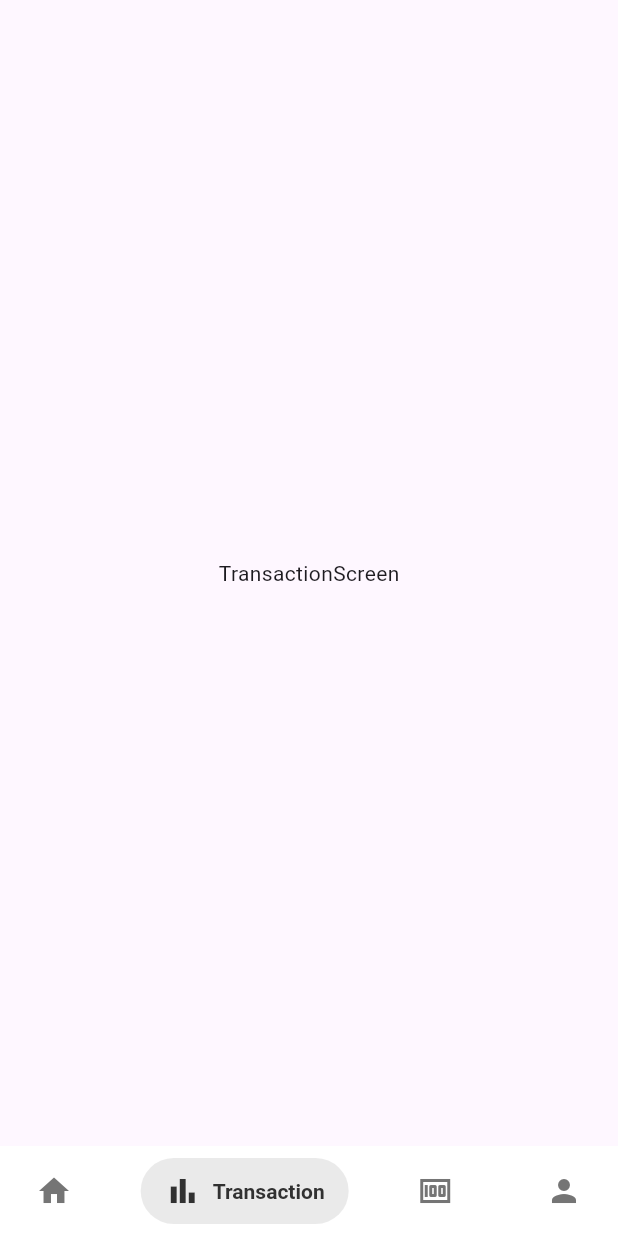
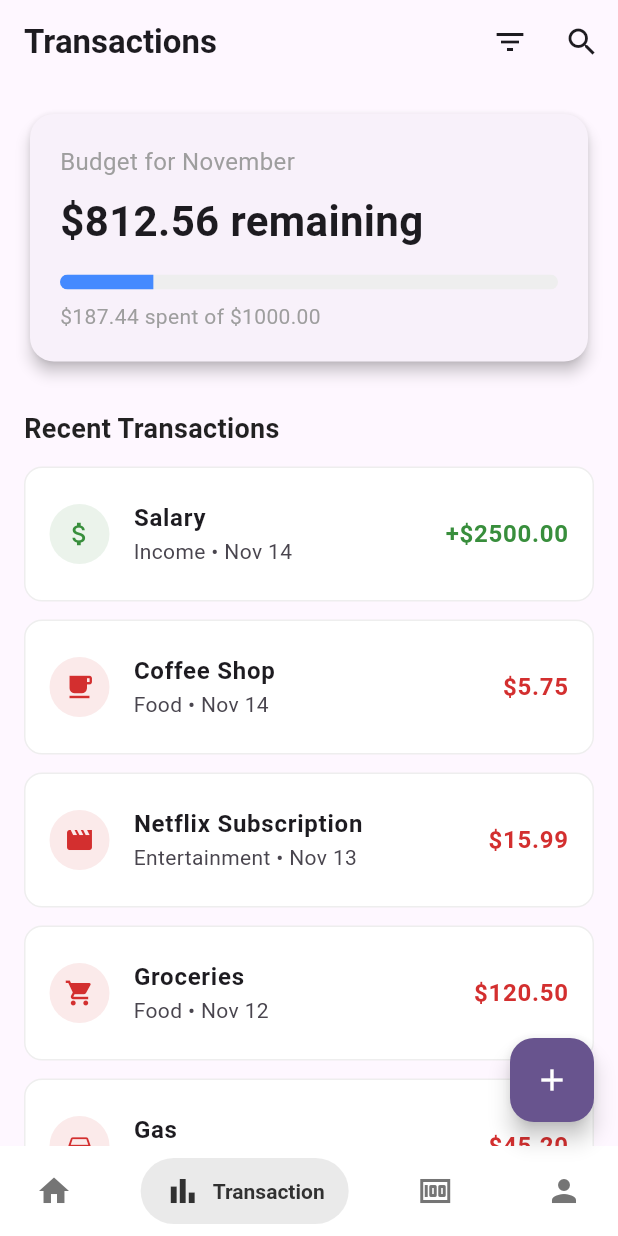
Before and after one commit to XyrelTenz/Budget-Tracker-System, a Flutter app: the screen it shows after launch, item 2 of the bottom bar chosen, on a phone screen of 412 x 824 dp. Run offline on Flutter 3.47's test engine with Material 3 defaults, Android fonts, the phone set to English and light mode, and no system bars; drawn by our look-alikes of salomon_bottom_bar.

Commit message:
New Data

```diff
--- /dev/null
+++ b/lib/data/mock_data.dart
@@ -0,0 +1,47 @@
+import 'package:flutter/material.dart';
+import 'package:budget_tracker/model/transaction_model.dart';
+
+final List<Transaction> mockTransactions = const [
+  Transaction(
+    name: "Salary",
+    category: "Income",
+    date: "Nov 14",
+    amount: 2500.00,
+    icon: Icons.attach_money,
+  ),
+  Transaction(
+    name: "Coffee Shop",
+    category: "Food",
+    date: "Nov 14",
+    amount: -5.75,
+    icon: Icons.local_cafe,
+  ),
+  Transaction(
+    name: "Netflix Subscription",
+    category: "Entertainment",
+    date: "Nov 13",
+    amount: -15.99,
+    icon: Icons.movie,
+  ),
+  Transaction(
+    name: "Groceries",
+    category: "Food",
+    date: "Nov 12",
+    amount: -120.50,
+    icon: Icons.shopping_cart,
+  ),
+  Transaction(
+    name: "Gas",
+    category: "Transport",
+    date: "Nov 11",
+    amount: -45.20,
+    icon: Icons.directions_car,
+  ),
+  Transaction(
+    name: "Freelance Gig",
+    category: "Income",
+    date: "Nov 10",
+    amount: 350.00,
+    icon: Icons.work,
+  ),
+];
--- /dev/null
+++ b/lib/model/transaction_model.dart
@@ -0,0 +1,17 @@
+import 'package:flutter/material.dart';
+
+class Transaction {
+  final String name;
+  final String category;
+  final String date;
+  final double amount;
+  final IconData icon;
+
+  const Transaction({
+    required this.name,
+    required this.category,
+    required this.date,
+    required this.amount,
+    required this.icon,
+  });
+}
--- a/lib/screen/transaction_screen.dart
+++ b/lib/screen/transaction_screen.dart
@@ -1,10 +1,54 @@
-import "package:flutter/material.dart";
+import 'package:flutter/material.dart';
+import 'package:budget_tracker/data/mock_data.dart';
+import "package:budget_tracker/widget/summary_card_widget.dart";
+import "package:budget_tracker/widget/transaction_list_widget.dart";
 
 class TransactionScreen extends StatelessWidget {
   const TransactionScreen({super.key});
 
   @override
   Widget build(BuildContext context) {
-    return Scaffold(body: Center(child: Text("TransactionScreen")));
+    return Scaffold(
+      appBar: AppBar(
+        title: const Text(
+          "Transactions",
+          style: TextStyle(fontWeight: FontWeight.bold),
+        ),
+        backgroundColor: Colors.transparent,
+        elevation: 0,
+        foregroundColor: Theme.of(context).colorScheme.onSurface,
+        actions: [
+          IconButton(icon: const Icon(Icons.filter_list), onPressed: () {}),
+          IconButton(icon: const Icon(Icons.search), onPressed: () {}),
+        ],
+      ),
+      body: SafeArea(
+        child: Column(
+          crossAxisAlignment: CrossAxisAlignment.stretch,
+          children: [
+            const SummaryCard(),
+
+            const Padding(
+              padding: EdgeInsets.symmetric(horizontal: 16.0, vertical: 12.0),
+              child: Text(
+                "Recent Transactions",
+                style: TextStyle(
+                  fontSize: 18,
+                  fontWeight: FontWeight.bold,
+                  color: Colors.black87,
+                ),
+              ),
+            ),
+
+            Expanded(child: TransactionList(transactions: mockTransactions)),
+          ],
+        ),
+      ),
+      floatingActionButton: FloatingActionButton(
+        onPressed: () {},
+        backgroundColor: Theme.of(context).colorScheme.primary,
+        child: Icon(Icons.add, color: Theme.of(context).colorScheme.onPrimary),
+      ),
+    );
   }
 }
--- /dev/null
+++ b/lib/widget/summary_card_widget.dart
@@ -0,0 +1,56 @@
+import 'package:flutter/material.dart';
+
+class SummaryCard extends StatelessWidget {
+  const SummaryCard({super.key});
+
+  @override
+  Widget build(BuildContext context) {
+    // In a real app, this data would be passed in or come from a provider
+    double totalSpent = 187.44;
+    double monthlyBudget = 1000.00;
+    double remaining = monthlyBudget - totalSpent;
+
+    return Padding(
+      padding: const EdgeInsets.all(16.0),
+      child: Card(
+        elevation: 4.0,
+        shape: RoundedRectangleBorder(borderRadius: BorderRadius.circular(16)),
+        child: Padding(
+          padding: const EdgeInsets.all(20.0),
+          child: Column(
+            crossAxisAlignment: CrossAxisAlignment.start,
+            children: [
+              const Text(
+                "Budget for November",
+                style: TextStyle(fontSize: 16, color: Colors.grey),
+              ),
+              const SizedBox(height: 8),
+              Text(
+                "\$${remaining.toStringAsFixed(2)} remaining",
+                style: const TextStyle(
+                  fontSize: 28,
+                  fontWeight: FontWeight.bold,
+                ),
+              ),
+              const SizedBox(height: 16),
+              ClipRRect(
+                borderRadius: BorderRadius.circular(8),
+                child: LinearProgressIndicator(
+                  value: totalSpent / monthlyBudget,
+                  minHeight: 10,
+                  backgroundColor: Colors.grey[200],
+                  color: Colors.blueAccent,
+                ),
+              ),
+              const SizedBox(height: 8),
+              Text(
+                "\$${totalSpent.toStringAsFixed(2)} spent of \$${monthlyBudget.toStringAsFixed(2)}",
+                style: const TextStyle(fontSize: 14, color: Colors.grey),
+              ),
+            ],
+          ),
+        ),
+      ),
+    );
+  }
+}
--- /dev/null
+++ b/lib/widget/transaction_list_widget.dart
@@ -0,0 +1,62 @@
+import 'package:flutter/material.dart';
+import 'package:budget_tracker/model/transaction_model.dart';
+// Note: Replace 'your_app_name'
+
+class TransactionList extends StatelessWidget {
+  final List<Transaction> transactions;
+
+  const TransactionList({super.key, required this.transactions});
+
+  @override
+  Widget build(BuildContext context) {
+    return ListView.builder(
+      itemCount: transactions.length,
+      padding: const EdgeInsets.symmetric(horizontal: 16.0),
+      itemBuilder: (context, index) {
+        final transaction = transactions[index];
+
+        bool isExpense = transaction.amount < 0;
+        Color amountColor = isExpense ? Colors.red[700]! : Colors.green[700]!;
+
+        String amountSign = isExpense ? "" : "+";
+        String amountString =
+            "$amountSign\$${transaction.amount.abs().toStringAsFixed(2)}";
+
+        return Padding(
+          padding: const EdgeInsets.only(bottom: 12.0),
+          child: ListTile(
+            contentPadding: const EdgeInsets.symmetric(
+              horizontal: 16,
+              vertical: 8,
+            ),
+            shape: RoundedRectangleBorder(
+              borderRadius: BorderRadius.circular(12),
+              side: BorderSide(color: Colors.grey[200]!),
+            ),
+            tileColor: Colors.white,
+            leading: CircleAvatar(
+              backgroundColor: amountColor.withOpacity(0.1),
+              child: Icon(transaction.icon, color: amountColor, size: 20),
+            ),
+            title: Text(
+              transaction.name,
+              style: const TextStyle(fontWeight: FontWeight.bold),
+            ),
+            subtitle: Text("${transaction.category} • ${transaction.date}"),
+            trailing: Text(
+              amountString,
+              style: TextStyle(
+                fontWeight: FontWeight.bold,
+                color: amountColor,
+                fontSize: 16,
+              ),
+            ),
+            onTap: () {
+              // Show transaction details
+            },
+          ),
+        );
+      },
+    );
+  }
+}
```
